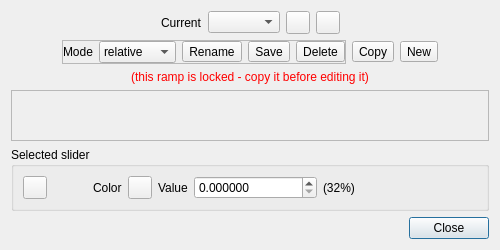
First picture: the form in qCC/ui_templates/colorScaleEditorDlg.ui, repository CloudCompare/CloudCompare, before the edit.
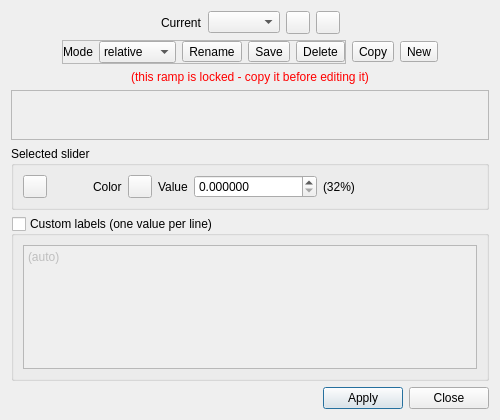
Second picture: the form after the edit. Icons and pictures are not drawn.

Commit message: Custom labels for color ramps

The edit to the form file:
```diff
--- a/qCC/ui_templates/colorScaleEditorDlg.ui
+++ b/qCC/ui_templates/colorScaleEditorDlg.ui
@@ -7,7 +7,7 @@
     <x>0</x>
     <y>0</y>
     <width>500</width>
-    <height>250</height>
+    <height>420</height>
    </rect>
   </property>
   <property name="windowTitle">
@@ -340,6 +340,28 @@
      </layout>
     </widget>
    </item>
+   <item>
+    <widget class="QGroupBox" name="customLabelsGroupBox">
+     <property name="title">
+      <string>Custom labels (one value per line)</string>
+     </property>
+     <property name="checkable">
+      <bool>true</bool>
+     </property>
+     <property name="checked">
+      <bool>false</bool>
+     </property>
+     <layout class="QVBoxLayout" name="verticalLayout_2">
+      <item>
+       <widget class="QPlainTextEdit" name="customLabelsPlainTextEdit">
+        <property name="plainText">
+         <string>(auto)</string>
+        </property>
+       </widget>
+      </item>
+     </layout>
+    </widget>
+   </item>
    <item>
     <layout class="QHBoxLayout" name="horizontalLayout_5">
      <item>
@@ -355,6 +377,13 @@
        </property>
       </spacer>
      </item>
+     <item>
+      <widget class="QPushButton" name="applyPushButton">
+       <property name="text">
+        <string>Apply</string>
+       </property>
+      </widget>
+     </item>
      <item>
       <widget class="QPushButton" name="closePushButton">
        <property name="text">
```
The commit also changes 12 other files.
